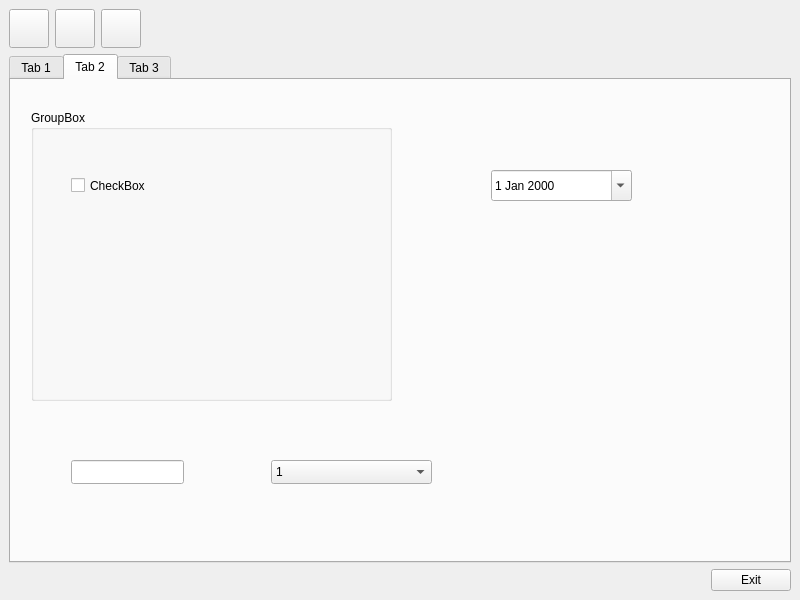
Before: the Qt Designer form Qt-Widgets-Examples/QSS-Example/src/view/ui/MainWindow.ui in STyulenev/Qt-CPP-Examples, drawn with Qt 5.
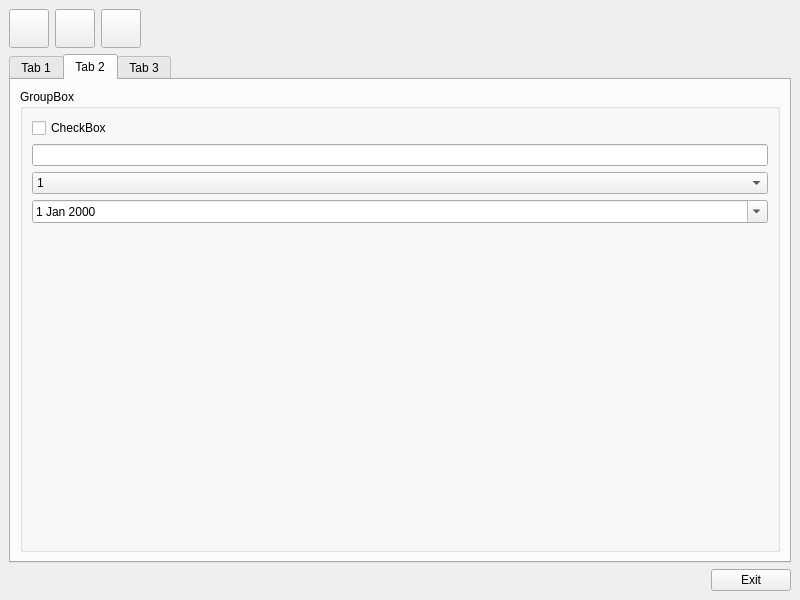
After: the same form once the commit is applied. The open tabs and pages were chosen to show the change. Icons and pictures are not drawn.

Patch:
```diff
--- a/Qt-Widgets-Examples/QSS-Example/src/view/ui/MainWindow.ui
+++ b/Qt-Widgets-Examples/QSS-Example/src/view/ui/MainWindow.ui
@@ -187,54 +187,29 @@
        <attribute name="title">
         <string>Tab 2</string>
        </attribute>
+       <layout class="QGridLayout" name="gridLayout_2">
+        <item row="0" column="0">
        <widget class="QGroupBox" name="groupBox">
-        <property name="geometry">
-         <rect>
-          <x>20</x>
-          <y>30</y>
-          <width>361</width>
-          <height>291</height>
-         </rect>
-        </property>
         <property name="title">
          <string>GroupBox</string>
         </property>
+          <layout class="QVBoxLayout" name="verticalLayout_2">
+           <item>
         <widget class="QCheckBox" name="checkBox">
-         <property name="geometry">
-          <rect>
-           <x>40</x>
-           <y>50</y>
-           <width>201</width>
-           <height>51</height>
-          </rect>
-         </property>
          <property name="text">
           <string>CheckBox</string>
          </property>
         </widget>
-       </widget>
+           </item>
+           <item>
        <widget class="QLineEdit" name="lineEdit">
-        <property name="geometry">
-         <rect>
-          <x>60</x>
-          <y>380</y>
-          <width>113</width>
-          <height>24</height>
-         </rect>
-        </property>
         <property name="readOnly">
          <bool>false</bool>
         </property>
        </widget>
+           </item>
+           <item>
        <widget class="QComboBox" name="comboBox">
-        <property name="geometry">
-         <rect>
-          <x>260</x>
-          <y>380</y>
-          <width>161</width>
-          <height>24</height>
-         </rect>
-        </property>
         <item>
          <property name="text">
           <string>1</string>
@@ -251,19 +226,31 @@
          </property>
         </item>
        </widget>
+           </item>
+           <item>
        <widget class="QDateEdit" name="dateEdit">
-        <property name="geometry">
-         <rect>
-          <x>480</x>
-          <y>90</y>
-          <width>141</width>
-          <height>31</height>
-         </rect>
-        </property>
         <property name="calendarPopup">
          <bool>true</bool>
         </property>
        </widget>
+           </item>
+           <item>
+            <spacer name="verticalSpacer">
+             <property name="orientation">
+              <enum>Qt::Vertical</enum>
+             </property>
+             <property name="sizeHint" stdset="0">
+              <size>
+               <width>20</width>
+               <height>290</height>
+              </size>
+             </property>
+            </spacer>
+           </item>
+          </layout>
+         </widget>
+        </item>
+       </layout>
       </widget>
       <widget class="QWidget" name="tab_3">
        <attribute name="title">
```
Left out of the diff: 47 changed lines with no effect on the pictures. Lines whose indentation alone changed are shown as unchanged.
